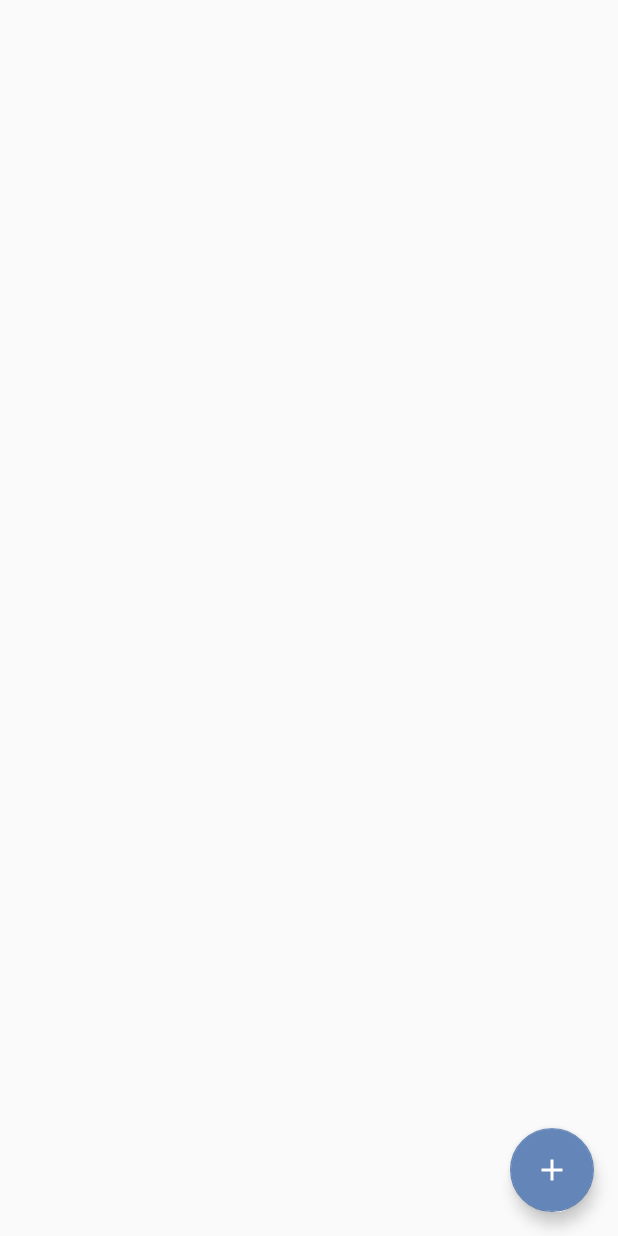
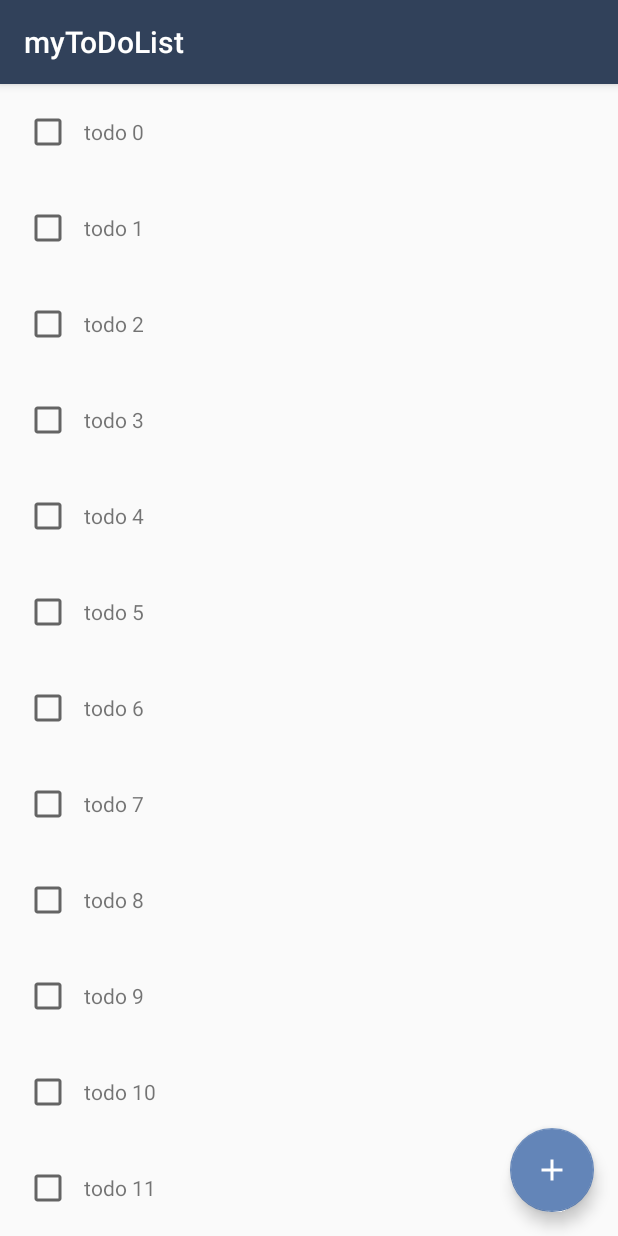
Before and after one commit to jm-yu/myToDoList-Refactored, an Android app: the screen it shows after launch (MainActivity), on a phone screen of 412 x 824 dp. Run offline under Robolectric (Android 15) with nearby library versions, the phone set to English and light mode, and no system bars.

```diff
--- a/app/src/main/AndroidManifest.xml
+++ b/app/src/main/AndroidManifest.xml
@@ -12,7 +12,7 @@
         <activity
             android:name=".MainActivity"
             android:label="@string/app_name"
-            android:theme="@style/AppTheme.NoActionBar">
+            android:theme="@style/AppTheme">
             <intent-filter>
                 <action android:name="android.intent.action.MAIN" />
 
--- a/app/src/main/java/jmyu/ufl/edu/mytodolist/MainActivity.java
+++ b/app/src/main/java/jmyu/ufl/edu/mytodolist/MainActivity.java
@@ -6,6 +6,8 @@ import android.os.Bundle;
 import android.support.annotation.NonNull;
 import android.support.design.widget.FloatingActionButton;
 import android.support.v7.app.AppCompatActivity;
+import android.support.v7.widget.LinearLayoutManager;
+import android.support.v7.widget.RecyclerView;
 import android.support.v7.widget.Toolbar;
 import android.view.View;
 import android.view.Menu;
@@ -31,12 +33,9 @@ public class MainActivity extends AppCompatActivity {
         setupUI(mockData());
     }
     private void setupUI(@NonNull List<Todo> todos) {
-        ListView listView = (ListView) findViewById(R.id.main_list_view);
-
-        TodoListAdapter adapter = new TodoListAdapter(MainActivity.this, todos);
-
-        listView.setAdapter(adapter);
-
+        RecyclerView recyclerView = (RecyclerView) findViewById(R.id.main_recycler_view);
+        recyclerView.setLayoutManager(new LinearLayoutManager(this));
+        recyclerView.setAdapter(new TodoListAdapter(todos));
     }
 
     private List<Todo> mockData() {
--- a/app/src/main/java/jmyu/ufl/edu/mytodolist/TodoListAdapter.java
+++ b/app/src/main/java/jmyu/ufl/edu/mytodolist/TodoListAdapter.java
@@ -27,12 +27,14 @@ public class TodoListAdapter extends RecyclerView.Adapter{
 
     @Override
     public RecyclerView.ViewHolder onCreateViewHolder(ViewGroup parent, int viewType) {
-        return null;
+        View view = LayoutInflater.from(parent.getContext()).inflate(R.layout.main_list_item, parent, false);
+        return new TodoListViewHolder(view);
     }
 
     @Override
     public void onBindViewHolder(RecyclerView.ViewHolder holder, int position) {
-
+        Todo todo = data.get(position);
+        ((TodoListViewHolder) holder).todoText.setText(todo.text);
     }
 
     @Override
```
